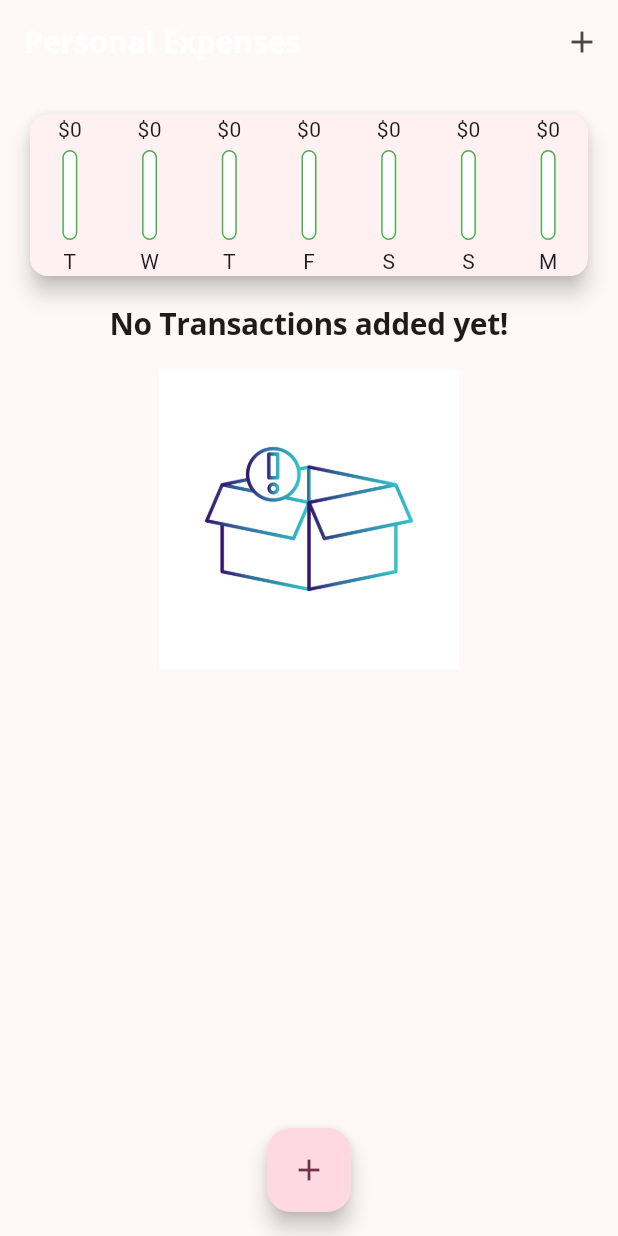
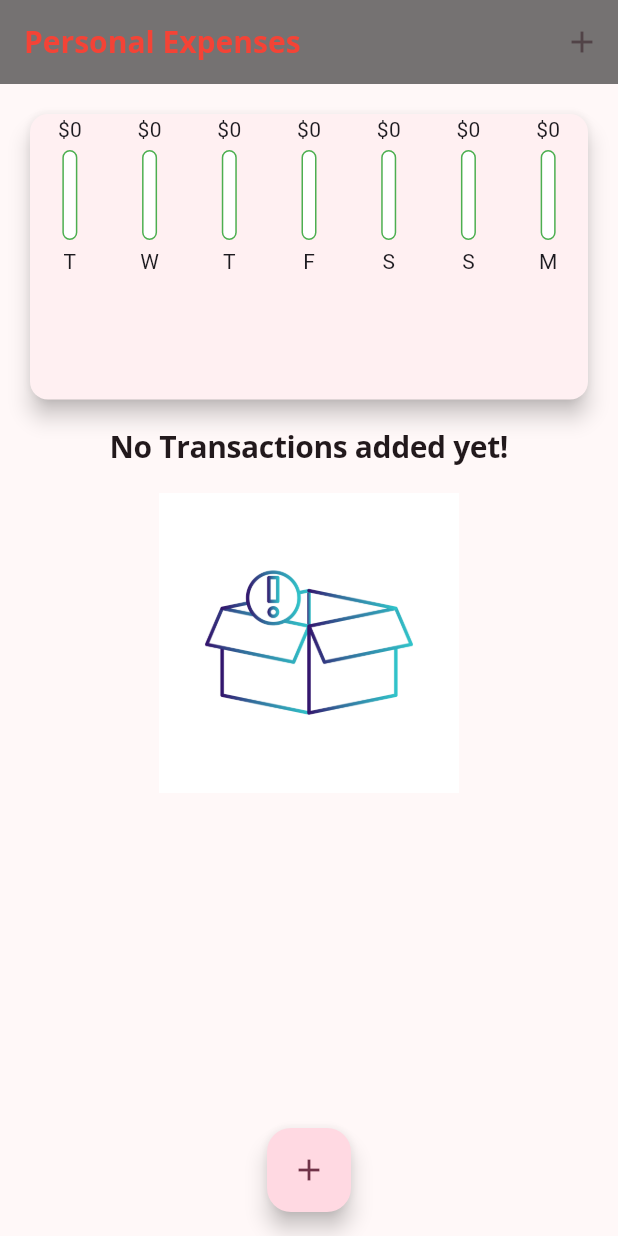
Before and after one commit to lonepu/Demo, a Flutter app: the screen it shows after launch, on a phone screen of 412 x 824 dp. Run offline on Flutter 3.47's test engine with Material 3 defaults, Android fonts, the phone set to English and light mode, and no system bars.

Commit message:
Changing Desing For Responsive Design

```diff
--- a/unit04/lib/main.dart
+++ b/unit04/lib/main.dart
@@ -105,23 +105,42 @@ class _MyHomePageState extends State<MyHomePage> {
 
   @override
   Widget build(BuildContext context) {
+    final appBar = AppBar(
+      backgroundColor: Colors.black54,
+      title: Text(
+        'Personal Expenses',
+        style: TextStyle(color: Colors.red, fontWeight: FontWeight.bold),
+      ),
+      actions: <Widget>[
+        IconButton(
+          icon: Icon(Icons.add),
+          onPressed: () => _startAddNewTransaction(context),
+        ),
+      ],
+    );
     return Scaffold(
-      appBar: AppBar(
-        title: Text('Personal Expenses'),
-        actions: <Widget>[
-          IconButton(
-            icon: Icon(Icons.add),
-            onPressed: () => _startAddNewTransaction(context),
-          ),
-        ],
-      ),
+      appBar: appBar,
       body: SingleChildScrollView(
         child: Column(
           //mainAxisAlignment: MainAxisAlignment.spaceEvenly,
           crossAxisAlignment: CrossAxisAlignment.center,
           children: <Widget>[
-            Chart(_recentTransactions),
-            TransactionList(_userTransactions, _deleteTranscation),
+            Container(
+              height:
+                  (MediaQuery.of(context).size.height -
+                      appBar.preferredSize.height -
+                      MediaQuery.of(context).padding.top) *
+                  0.3,
+              child: Chart(_recentTransactions),
+            ),
+            Container(
+              height:
+                  (MediaQuery.of(context).size.height -
+                      appBar.preferredSize.height -
+                      MediaQuery.of(context).padding.top) *
+                  0.7,
+              child: TransactionList(_userTransactions, _deleteTranscation),
+            ),
           ],
         ),
       ),
--- a/unit04/lib/widgets/transaction_list.dart
+++ b/unit04/lib/widgets/transaction_list.dart
@@ -10,9 +10,7 @@ class TransactionList extends StatelessWidget {
 
   @override
   Widget build(BuildContext context) {
-    return Container(
-      height: 300,
-      child: transactions.isEmpty
+    return transactions.isEmpty
         ? Column(
             children: <Widget>[
               Text(
@@ -65,7 +63,6 @@ class TransactionList extends StatelessWidget {
 
             // Before I didnt place parent as Container
             // When I place container and give it height it will not give error
-            ),
           );
   }
 }
```
Lines whose indentation alone changed are shown as unchanged.
